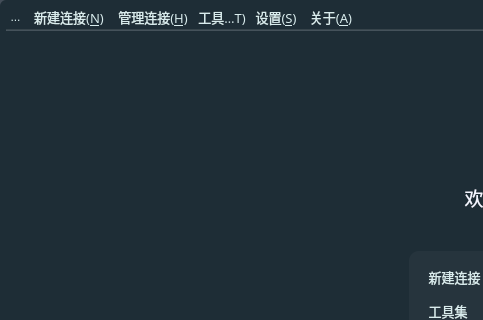
Before: the Qt Designer form mainwindow.ui in HuaGouFdog/Fdog-Kit, drawn with Qt 5; both pictures show x 0 to 483 and y 0 to 320 of the 1077 by 672 pixel window.
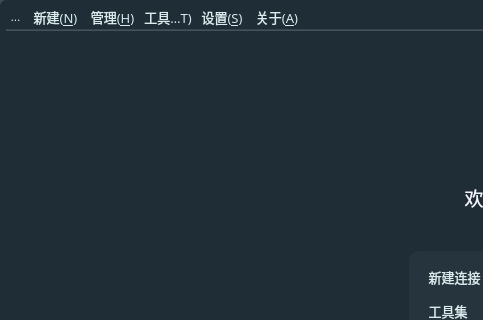
After: the same form once the commit is applied. The open tabs and pages were chosen to show the change. Icons and pictures are not drawn.

```diff
--- a/mainwindow.ui
+++ b/mainwindow.ui
@@ -143,13 +143,13 @@
         <widget class="QToolButton" name="toolButton_newCreate">
          <property name="minimumSize">
           <size>
-           <width>80</width>
+           <width>0</width>
            <height>20</height>
           </size>
          </property>
          <property name="maximumSize">
           <size>
-           <width>80</width>
+           <width>1111111</width>
            <height>16777215</height>
           </size>
          </property>
@@ -180,7 +180,7 @@
 }</string>
          </property>
          <property name="text">
-          <string>新建连接(&amp;N)</string>
+          <string>新建(&amp;N)</string>
          </property>
          <property name="iconSize">
           <size>
@@ -200,13 +200,13 @@
         <widget class="QToolButton" name="toolButton_newCreate_2">
          <property name="minimumSize">
           <size>
-           <width>80</width>
+           <width>0</width>
            <height>20</height>
           </size>
          </property>
          <property name="maximumSize">
           <size>
-           <width>80</width>
+           <width>1111111</width>
            <height>16777215</height>
           </size>
          </property>
@@ -237,7 +237,7 @@
 }</string>
          </property>
          <property name="text">
-          <string>管理连接(&amp;H)</string>
+          <string>管理(&amp;H)</string>
          </property>
          <property name="iconSize">
           <size>
@@ -263,7 +263,7 @@
          </property>
          <property name="maximumSize">
           <size>
-           <width>55</width>
+           <width>111111</width>
            <height>16777215</height>
           </size>
          </property>
```
Left out of the diff: 2 changed lines with no effect on the pictures.
